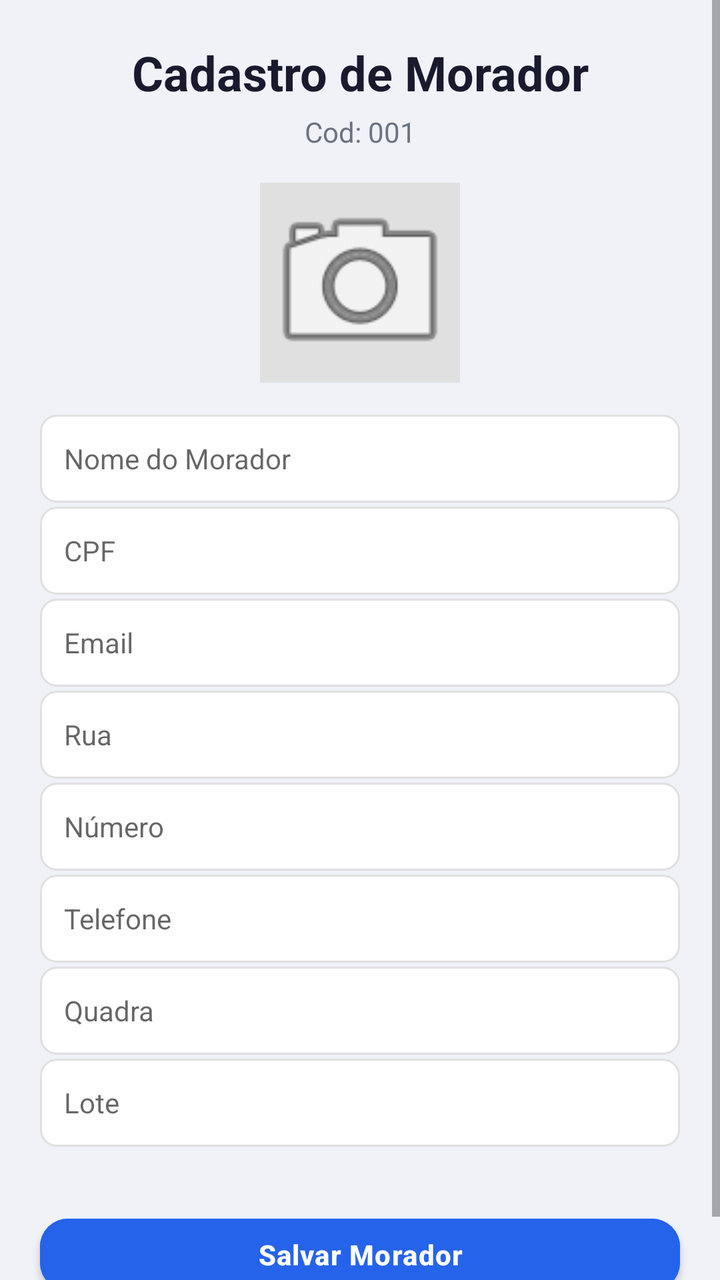
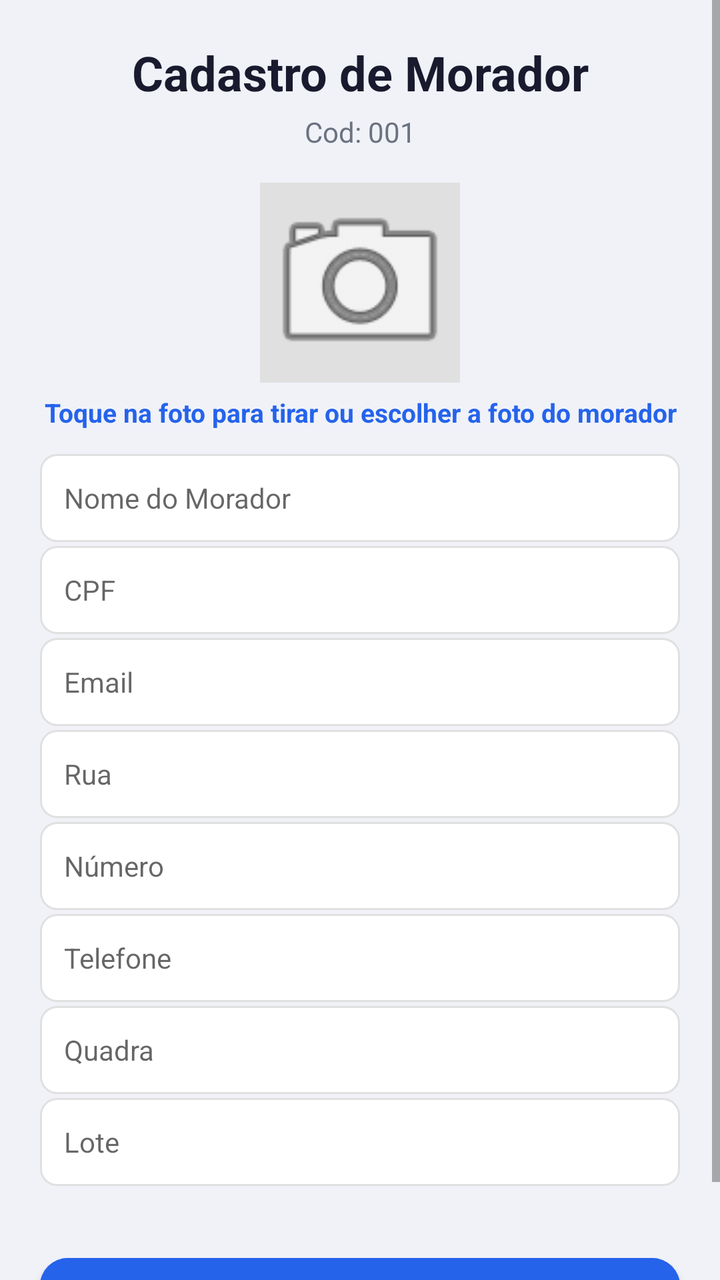

The first picture is an Android layout as it rendered before a commit; the second is the same layout after the commit. The layout source and the unified diff follow.
<!-- AndroidManifest.xml: application theme AppTheme -->
<!-- res/layout/activity_cadastro_morador.xml -->
<?xml version="1.0" encoding="utf-8"?>
<ScrollView xmlns:android="http://schemas.android.com/apk/res/android"
    xmlns:app="http://schemas.android.com/apk/res-auto"
    android:layout_width="match_parent"
    android:layout_height="match_parent"
    android:fillViewport="true"
    android:background="#F0F2F8">

    <androidx.constraintlayout.widget.ConstraintLayout
        android:layout_width="match_parent"
        android:layout_height="wrap_content"
        android:paddingBottom="24dp">

        
        <TextView
            android:id="@+id/textTituloMorador"
            android:layout_width="0dp"
            android:layout_height="wrap_content"
            android:text="Cadastro de Morador"
            android:textSize="24sp"
            android:textStyle="bold"
            android:textColor="#1A1A2E"
            android:gravity="center"
            android:layout_marginTop="20dp"
            app:layout_constraintTop_toTopOf="parent"
            app:layout_constraintStart_toStartOf="parent"
            app:layout_constraintEnd_toEndOf="parent" />

        
        <TextView
            android:id="@+id/textCodigo"
            android:layout_width="0dp"
            android:layout_height="wrap_content"
            android:text="Cod: 001"
            android:textSize="14sp"
            android:textColor="#6B7280"
            android:gravity="center"
            android:layout_marginTop="4dp"
            app:layout_constraintTop_toBottomOf="@id/textTituloMorador"
            app:layout_constraintStart_toStartOf="parent"
            app:layout_constraintEnd_toEndOf="parent" />

        
        <ImageView
            android:id="@+id/imageMorador"
            android:layout_width="100dp"
            android:layout_height="100dp"
            android:src="@android:drawable/ic_menu_camera"
            android:scaleType="centerCrop"
            android:layout_marginTop="16dp"
            android:background="#E0E0E0"
            android:contentDescription="Foto do Morador"
            app:layout_constraintTop_toBottomOf="@id/textCodigo"
            app:layout_constraintStart_toStartOf="parent"
            app:layout_constraintEnd_toEndOf="parent" />

        
        <EditText
            android:id="@+id/editNome"
            android:layout_width="0dp"
            android:layout_height="44dp"
            android:layout_marginStart="20dp"
            android:layout_marginEnd="20dp"
            android:layout_marginTop="16dp"
            android:hint="Nome do Morador"
            android:background="@drawable/edittext_background"
            android:paddingStart="12dp"
            android:paddingEnd="12dp"
            android:textSize="14sp"
            android:inputType="textPersonName"
            android:imeOptions="actionNext"
            app:layout_constraintTop_toBottomOf="@id/imageMorador"
            app:layout_constraintStart_toStartOf="parent"
            app:layout_constraintEnd_toEndOf="parent" />

        <EditText
            android:id="@+id/editCPF"
            android:layout_width="0dp"
            android:layout_height="44dp"
            android:layout_marginStart="20dp"
            android:layout_marginEnd="20dp"
            android:layout_marginTop="2dp"
            android:hint="CPF"
            android:background="@drawable/edittext_background"
            android:paddingStart="12dp"
            android:paddingEnd="12dp"
            android:textSize="14sp"
            android:inputType="number"
            android:digits="0123456789"
            android:imeOptions="actionNext"
            app:layout_constraintTop_toBottomOf="@id/editNome"
            app:layout_constraintStart_toStartOf="parent"
            app:layout_constraintEnd_toEndOf="parent" />

        <EditText
            android:id="@+id/editEmail"
            android:layout_width="0dp"
            android:layout_height="44dp"
            android:layout_marginStart="20dp"
            android:layout_marginEnd="20dp"
            android:layout_marginTop="2dp"
            android:hint="Email"
            android:background="@drawable/edittext_background"
            android:paddingStart="12dp"
            android:paddingEnd="12dp"
            android:textSize="14sp"
            android:inputType="textEmailAddress"
            android:imeOptions="actionNext"
            app:layout_constraintTop_toBottomOf="@id/editCPF"
            app:layout_constraintStart_toStartOf="parent"
            app:layout_constraintEnd_toEndOf="parent" />

        <EditText
            android:id="@+id/editRua"
            android:layout_width="0dp"
            android:layout_height="44dp"
            android:layout_marginStart="20dp"
            android:layout_marginEnd="20dp"
            android:layout_marginTop="2dp"
            android:hint="Rua"
            android:background="@drawable/edittext_background"
            android:paddingStart="12dp"
            android:paddingEnd="12dp"
            android:textSize="14sp"
            android:inputType="textPostalAddress"
            android:imeOptions="actionNext"
            app:layout_constraintTop_toBottomOf="@id/editEmail"
            app:layout_constraintStart_toStartOf="parent"
            app:layout_constraintEnd_toEndOf="parent" />

        <EditText
            android:id="@+id/editNumero"
            android:layout_width="0dp"
            android:layout_height="44dp"
            android:layout_marginStart="20dp"
            android:layout_marginEnd="20dp"
            android:layout_marginTop="2dp"
            android:hint="Número"
            android:background="@drawable/edittext_background"
            android:paddingStart="12dp"
            android:paddingEnd="12dp"
            android:textSize="14sp"
            android:inputType="number"
            android:digits="0123456789"
            android:imeOptions="actionNext"
            app:layout_constraintTop_toBottomOf="@id/editRua"
            app:layout_constraintStart_toStartOf="parent"
            app:layout_constraintEnd_toEndOf="parent" />

        <EditText
            android:id="@+id/editTelefone"
            android:layout_width="0dp"
            android:layout_height="44dp"
            android:layout_marginStart="20dp"
            android:layout_marginEnd="20dp"
            android:layout_marginTop="2dp"
            android:hint="Telefone"
            android:background="@drawable/edittext_background"
            android:paddingStart="12dp"
            android:paddingEnd="12dp"
            android:textSize="14sp"
            android:inputType="phone"
            android:digits="0123456789+-()"
            android:imeOptions="actionNext"
            app:layout_constraintTop_toBottomOf="@id/editNumero"
            app:layout_constraintStart_toStartOf="parent"
            app:layout_constraintEnd_toEndOf="parent" />

        <EditText
            android:id="@+id/editQuadra"
            android:layout_width="0dp"
            android:layout_height="44dp"
            android:layout_marginStart="20dp"
            android:layout_marginEnd="20dp"
            android:layout_marginTop="2dp"
            android:hint="Quadra"
            android:background="@drawable/edittext_background"
            android:paddingStart="12dp"
            android:paddingEnd="12dp"
            android:textSize="14sp"
            android:inputType="text"
            android:imeOptions="actionNext"
            app:layout_constraintTop_toBottomOf="@id/editTelefone"
            app:layout_constraintStart_toStartOf="parent"
            app:layout_constraintEnd_toEndOf="parent" />

        <EditText
            android:id="@+id/editLote"
            android:layout_width="0dp"
            android:layout_height="44dp"
            android:layout_marginStart="20dp"
            android:layout_marginEnd="20dp"
            android:layout_marginTop="2dp"
            android:hint="Lote"
            android:background="@drawable/edittext_background"
            android:paddingStart="12dp"
            android:paddingEnd="12dp"
            android:textSize="14sp"
            android:inputType="number"
            android:digits="0123456789"
            android:imeOptions="actionDone"
            app:layout_constraintTop_toBottomOf="@id/editQuadra"
            app:layout_constraintStart_toStartOf="parent"
            app:layout_constraintEnd_toEndOf="parent" />

        
        <LinearLayout
            android:id="@+id/painelAnexos"
            android:layout_width="0dp"
            android:layout_height="wrap_content"
            android:layout_marginStart="20dp"
            android:layout_marginEnd="20dp"
            android:layout_marginTop="8dp"
            android:orientation="vertical"
            app:layout_constraintTop_toBottomOf="@id/editLote"
            app:layout_constraintStart_toStartOf="parent"
            app:layout_constraintEnd_toEndOf="parent" />

        
        <Button
            android:id="@+id/btnSalvar"
            android:layout_width="0dp"
            android:layout_height="44dp"
            android:layout_marginStart="20dp"
            android:layout_marginEnd="20dp"
            android:layout_marginTop="24dp"
            android:backgroundTint="@color/botaoPrimario"
            android:elevation="2dp"
            android:letterSpacing="0.03"
            android:text="Salvar Morador"
            android:textColor="#FFFFFF"
            android:textSize="14sp"
            android:textStyle="bold"
            app:cornerRadius="14dp"
            app:layout_constraintTop_toBottomOf="@id/painelAnexos"
            app:layout_constraintStart_toStartOf="parent"
            app:layout_constraintEnd_toEndOf="parent" />

    </androidx.constraintlayout.widget.ConstraintLayout>
</ScrollView>
<!-- resources referenced by this layout -->
<resources>
  <color name="botaoPrimario">#2563EB</color>
  <!-- drawable edittext_background (drawable) -->
  <?xml version="1.0" encoding="utf-8"?>
  <shape xmlns:android="http://schemas.android.com/apk/res/android">
      <solid android:color="#FFFFFF" />
      <corners android:radius="8dp" />
      <stroke android:width="1dp" android:color="#E0E0E0" />
      <padding
          android:left="12dp"
          android:top="12dp"
          android:right="12dp"
          android:bottom="12dp" />
  </shape>
  <style name="AppTheme" parent="Theme.MaterialComponents.DayNight.DarkActionBar">
          <item name="colorPrimary">@color/colorPrimary</item>
          <item name="colorPrimaryDark">@color/black</item>
          <item name="colorAccent">@color/black</item>
          <item name="android:windowBackground">@color/white</item>
          <item name="android:textColor">@color/black</item>
          <item name="android:textColorPrimary">@color/corTitulo</item>
  
          
          <item name="materialButtonStyle">@style/Widget.Condominio.Button</item>
          <item name="textInputStyle">@style/Widget.Condominio.TextInputLayout</item>
      </style>
  <color name="colorPrimary">#1E3A8A</color>
  <color name="black">#000000</color>
  <color name="white">#FFFFFF</color>
  <color name="corTitulo">#070707</color>
  <style name="Widget.Condominio.Button" parent="Widget.MaterialComponents.Button">
          <item name="backgroundTint">@color/botaoPrimario</item>
          <item name="android:textColor">@color/white</item>
          <item name="cornerRadius">14dp</item>
          <item name="android:textAllCaps">false</item>
          <item name="android:textStyle">bold</item>
          <item name="android:textSize">15sp</item>
          <item name="android:letterSpacing">0.01</item>
          <item name="android:minHeight">52dp</item>
          <item name="android:insetTop">4dp</item>
          <item name="android:insetBottom">4dp</item>
          <item name="android:elevation">2dp</item>
          <item name="iconTint">@color/white</item>
          <item name="iconPadding">8dp</item>
      </style>
  <style name="Widget.Condominio.TextInputLayout" parent="Widget.MaterialComponents.TextInputLayout.OutlinedBox">
          <item name="boxBackgroundColor">@color/white</item>
          <item name="boxStrokeColor">@color/colorPrimary</item>
          <item name="hintTextColor">@color/colorPrimary</item>
          <item name="android:textColorHint">@color/colorPrimary</item>
      </style>
</resources>

<!-- the commit's change to res/layout/activity_cadastro_morador.xml (unified diff, before → after) -->
@@ -54,6 +54,20 @@
             app:layout_constraintStart_toStartOf="parent"
             app:layout_constraintEnd_toEndOf="parent" />
 
+        <TextView
+            android:id="@+id/textDicaFoto"
+            android:layout_width="0dp"
+            android:layout_height="wrap_content"
+            android:layout_marginTop="6dp"
+            android:gravity="center"
+            android:text="Toque na foto para tirar ou escolher a foto do morador"
+            android:textColor="@color/botaoPrimario"
+            android:textSize="13sp"
+            android:textStyle="bold"
+            app:layout_constraintTop_toBottomOf="@id/imageMorador"
+            app:layout_constraintStart_toStartOf="parent"
+            app:layout_constraintEnd_toEndOf="parent" />
+
         
         <EditText
             android:id="@+id/editNome"
@@ -61,7 +75,7 @@
             android:layout_height="44dp"
             android:layout_marginStart="20dp"
             android:layout_marginEnd="20dp"
-            android:layout_marginTop="16dp"
+            android:layout_marginTop="12dp"
             android:hint="Nome do Morador"
             android:background="@drawable/edittext_background"
             android:paddingStart="12dp"
@@ -69,7 +83,7 @@
             android:textSize="14sp"
             android:inputType="textPersonName"
             android:imeOptions="actionNext"
-            app:layout_constraintTop_toBottomOf="@id/imageMorador"
+            app:layout_constraintTop_toBottomOf="@id/textDicaFoto"
             app:layout_constraintStart_toStartOf="parent"
             app:layout_constraintEnd_toEndOf="parent" />
 
